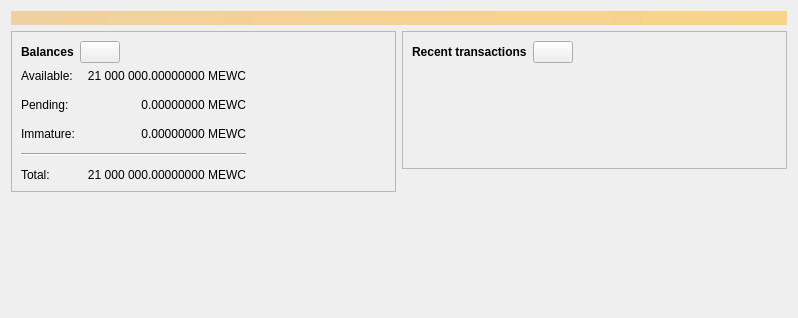
Old version of the form src/qt/forms/overviewpage.ui in the repository Telestai-Project/telestai.
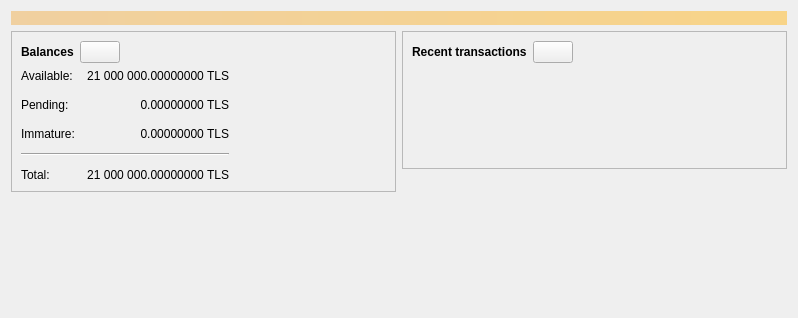
New version of the form. Icons and pictures are not drawn. Custom widgets are drawn as their Qt base class.

What changed in the file:
```diff
--- a/src/qt/forms/overviewpage.ui
+++ b/src/qt/forms/overviewpage.ui
@@ -120,7 +120,7 @@
                <string>Total of transactions that have yet to be confirmed, and do not yet count toward the spendable balance</string>
               </property>
               <property name="text">
-               <string notr="true">0.00000000 MEWC</string>
+               <string notr="true">0.00000000 TLS</string>
               </property>
               <property name="alignment">
                <set>Qt::AlignRight|Qt::AlignTrailing|Qt::AlignVCenter</set>
@@ -153,7 +153,7 @@
                <string>Mined balance that has not yet matured</string>
               </property>
               <property name="text">
-               <string notr="true">0.00000000 MEWC</string>
+               <string notr="true">0.00000000 TLS</string>
               </property>
               <property name="alignment">
                <set>Qt::AlignRight|Qt::AlignTrailing|Qt::AlignVCenter</set>
@@ -192,7 +192,7 @@
                <string>Your current total balance</string>
               </property>
               <property name="text">
-               <string notr="true">21 000 000.00000000 MEWC</string>
+               <string notr="true">21 000 000.00000000 TLS</string>
               </property>
               <property name="alignment">
                <set>Qt::AlignRight|Qt::AlignTrailing|Qt::AlignVCenter</set>
@@ -218,7 +218,7 @@
                <string>Your current spendable balance</string>
               </property>
               <property name="text">
-               <string notr="true">21 000 000.00000000 MEWC</string>
+               <string notr="true">21 000 000.00000000 TLS</string>
               </property>
               <property name="alignment">
                <set>Qt::AlignRight|Qt::AlignTrailing|Qt::AlignVCenter</set>
```
Left out of the diff: 4 changed lines with no effect on the pictures.
